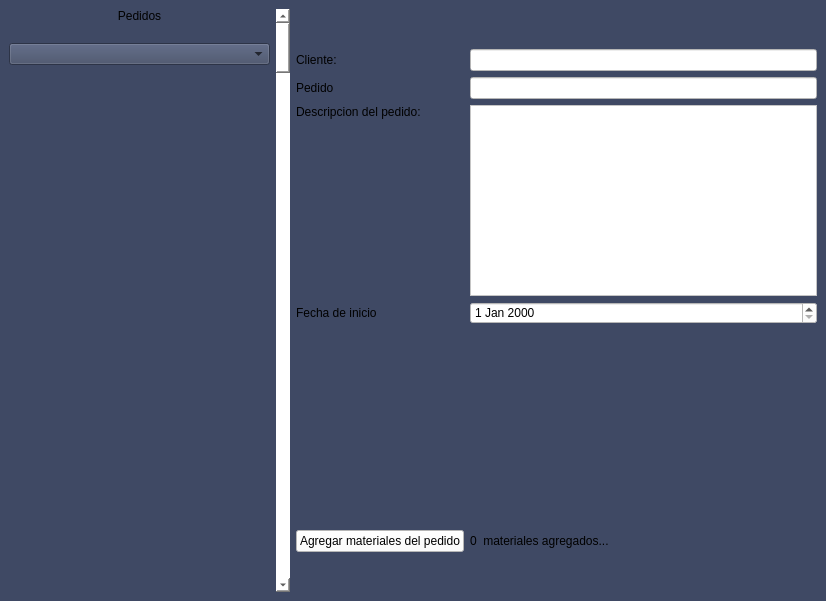
Before: the Qt Designer form Proyecto/Interfaces/Ui/Vista_previa_pedidos_window.ui in EdCenten0/MAPA-Python, drawn with Qt 5.
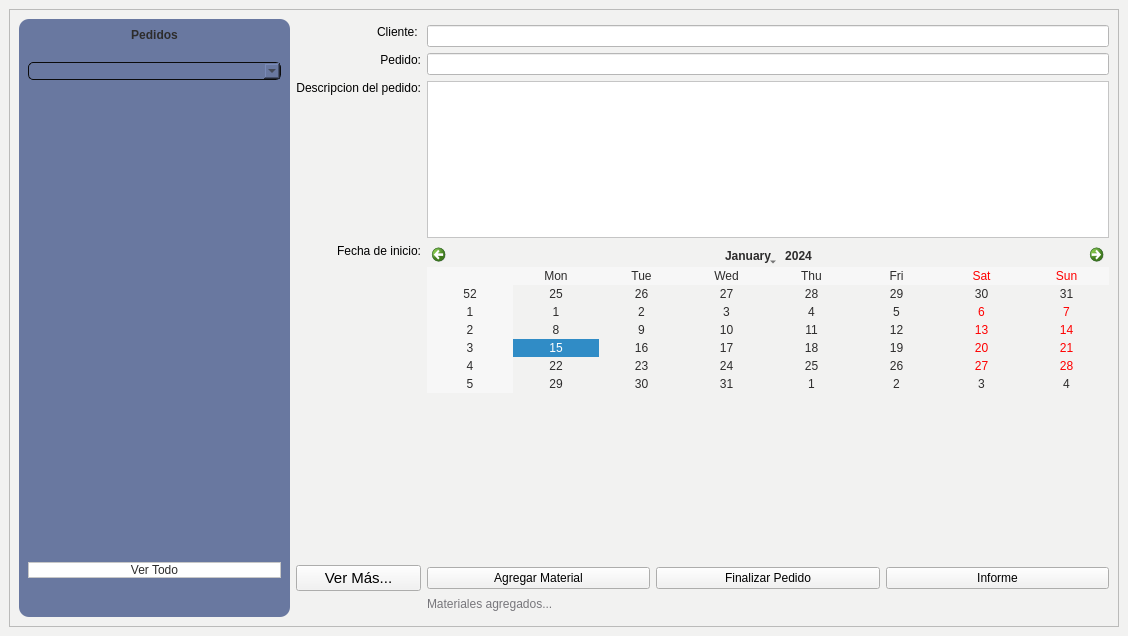
After: the same form once the commit is applied.

Commit message: Vista_previa_pedidos modificada en estilos

Patch:
```diff
--- a/Proyecto/Interfaces/Ui/Vista_previa_pedidos_window.ui
+++ b/Proyecto/Interfaces/Ui/Vista_previa_pedidos_window.ui
@@ -6,8 +6,8 @@
    <rect>
     <x>0</x>
     <y>0</y>
-    <width>826</width>
-    <height>601</height>
+    <width>1128</width>
+    <height>636</height>
    </rect>
   </property>
   <property name="windowTitle">
@@ -17,11 +17,43 @@
    <string notr="true">background-color: rgb(63, 73, 100);</string>
   </property>
   <widget class="QWidget" name="centralwidget">
+   <property name="styleSheet">
+    <string notr="true">background-color: rgb(242, 242, 241);</string>
+   </property>
+   <layout class="QGridLayout" name="gridLayout_4">
+    <item row="0" column="0">
+     <widget class="QFrame" name="frame_2">
+      <property name="styleSheet">
+       <string notr="true">
+font-family:&quot;Inter&quot;, sans-serif;</string>
+      </property>
+      <property name="frameShape">
+       <enum>QFrame::StyledPanel</enum>
+      </property>
+      <property name="frameShadow">
+       <enum>QFrame::Raised</enum>
+      </property>
+      <layout class="QGridLayout" name="gridLayout_3">
+       <item row="0" column="0">
+        <layout class="QHBoxLayout" name="horizontalLayout" stretch="1,3">
+         <item>
+          <widget class="QFrame" name="frame">
+           <property name="styleSheet">
+            <string notr="true">border:none;
+
+border-radius:10%;
+background-color: rgb(105, 120, 160);
+color: rgb(45, 44, 44);</string>
+           </property>
+           <property name="frameShape">
+            <enum>QFrame::StyledPanel</enum>
+           </property>
+           <property name="frameShadow">
+            <enum>QFrame::Raised</enum>
+           </property>
    <layout class="QGridLayout" name="gridLayout_2">
     <item row="0" column="0">
-     <layout class="QHBoxLayout" name="horizontalLayout" stretch="1,1,2">
-      <item>
-       <layout class="QVBoxLayout" name="verticalLayout" stretch="0,0,0">
+             <layout class="QVBoxLayout" name="verticalLayout_2" stretch="0,0,0,0">
         <property name="spacing">
          <number>20</number>
         </property>
@@ -29,7 +61,10 @@
          <number>30</number>
         </property>
         <item>
-         <widget class="QLabel" name="label">
+               <widget class="QLabel" name="label_7">
+                <property name="styleSheet">
+                 <string notr="true">font-weight:500;</string>
+                </property>
           <property name="frameShadow">
            <enum>QFrame::Plain</enum>
           </property>
@@ -39,13 +74,21 @@
           <property name="alignment">
            <set>Qt::AlignCenter</set>
           </property>
+                <property name="margin">
+                 <number>19</number>
+                </property>
          </widget>
         </item>
         <item>
-         <widget class="QComboBox" name="comboBox"/>
+               <widget class="QComboBox" name="comboBox_2">
+                <property name="styleSheet">
+                 <string notr="true">border:1px solid rgb(10,10,10);
+border-radius:5%;</string>
+                </property>
+               </widget>
         </item>
         <item>
-         <spacer name="verticalSpacer">
+               <spacer name="verticalSpacer_5">
           <property name="orientation">
            <enum>Qt::Vertical</enum>
           </property>
@@ -57,20 +100,72 @@
           </property>
          </spacer>
         </item>
-       </layout>
-      </item>
       <item>
-       <widget class="QScrollBar" name="verticalScrollBar">
+               <widget class="QPushButton" name="pushButton_5">
         <property name="styleSheet">
-         <string notr="true">background-color: rgb(255, 255, 255);</string>
-        </property>
-        <property name="orientation">
-         <enum>Qt::Vertical</enum>
-        </property>
+                 <string notr="true">QPushButton{
+		background-color: rgb(255, 255, 255);	
+		border:1px solid #c7c7c7;
+
+}
+
+QPushButton:hover{
+		background-color:#c7c7c7;
+		border:1px solid rgb(255,255,255);
+}</string>
+                </property>
+                <property name="text">
+                 <string>Ver Todo</string>
+                </property>
+               </widget>
+              </item>
+             </layout>
+            </item>
+           </layout>
        </widget>
       </item>
       <item>
        <layout class="QGridLayout" name="gridLayout">
+           <item row="8" column="1">
+            <spacer name="verticalSpacer_3">
+             <property name="orientation">
+              <enum>Qt::Vertical</enum>
+             </property>
+             <property name="sizeHint" stdset="0">
+              <size>
+               <width>20</width>
+               <height>40</height>
+              </size>
+             </property>
+            </spacer>
+           </item>
+           <item row="1" column="1">
+            <widget class="QLineEdit" name="lineEdit">
+             <property name="styleSheet">
+              <string notr="true">background-color: rgb(255, 255, 255);</string>
+             </property>
+            </widget>
+           </item>
+           <item row="4" column="0">
+            <widget class="QLabel" name="label_5">
+             <property name="text">
+              <string>Fecha de inicio:</string>
+             </property>
+             <property name="alignment">
+              <set>Qt::AlignRight|Qt::AlignTop|Qt::AlignTrailing</set>
+             </property>
+            </widget>
+           </item>
+           <item row="1" column="0">
+            <widget class="QLabel" name="label_2">
+             <property name="text">
+              <string>Cliente: </string>
+             </property>
+             <property name="alignment">
+              <set>Qt::AlignRight|Qt::AlignTop|Qt::AlignTrailing</set>
+             </property>
+            </widget>
+           </item>
         <item row="0" column="1">
          <spacer name="verticalSpacer_4">
           <property name="orientation">
@@ -84,6 +179,64 @@
           </property>
          </spacer>
         </item>
+           <item row="3" column="1">
+            <widget class="QTextEdit" name="textEdit">
+             <property name="styleSheet">
+              <string notr="true">background-color: rgb(255, 255, 255);</string>
+             </property>
+            </widget>
+           </item>
+           <item row="5" column="1">
+            <spacer name="verticalSpacer_2">
+             <property name="orientation">
+              <enum>Qt::Vertical</enum>
+             </property>
+             <property name="sizeType">
+              <enum>QSizePolicy::Expanding</enum>
+             </property>
+             <property name="sizeHint" stdset="0">
+              <size>
+               <width>20</width>
+               <height>200</height>
+              </size>
+             </property>
+            </spacer>
+           </item>
+           <item row="2" column="0">
+            <widget class="QLabel" name="label_3">
+             <property name="text">
+              <string>Pedido:</string>
+             </property>
+             <property name="alignment">
+              <set>Qt::AlignRight|Qt::AlignTop|Qt::AlignTrailing</set>
+             </property>
+            </widget>
+           </item>
+           <item row="6" column="1">
+            <layout class="QHBoxLayout" name="horizontalLayout_2">
+             <item>
+              <widget class="QPushButton" name="pushButton_2">
+               <property name="text">
+                <string>Agregar Material</string>
+               </property>
+              </widget>
+             </item>
+             <item>
+              <widget class="QPushButton" name="pushButton_3">
+               <property name="text">
+                <string>Finalizar Pedido</string>
+               </property>
+              </widget>
+             </item>
+             <item>
+              <widget class="QPushButton" name="pushButton">
+               <property name="text">
+                <string>Informe</string>
+               </property>
+              </widget>
+             </item>
+            </layout>
+           </item>
         <item row="3" column="0">
          <widget class="QLabel" name="label_4">
           <property name="text">
@@ -96,64 +249,13 @@
            <bool>false</bool>
           </property>
           <property name="alignment">
-           <set>Qt::AlignLeading|Qt::AlignLeft|Qt::AlignTop</set>
+              <set>Qt::AlignRight|Qt::AlignTop|Qt::AlignTrailing</set>
           </property>
           <property name="wordWrap">
            <bool>false</bool>
           </property>
          </widget>
         </item>
-        <item row="1" column="0">
-         <widget class="QLabel" name="label_2">
-          <property name="text">
-           <string>Cliente: </string>
-          </property>
-         </widget>
-        </item>
-        <item row="6" column="1">
-         <widget class="QLabel" name="label_6">
-          <property name="text">
-           <string>0  materiales agregados...</string>
-          </property>
-         </widget>
-        </item>
-        <item row="7" column="1">
-         <spacer name="verticalSpacer_3">
-          <property name="orientation">
-           <enum>Qt::Vertical</enum>
-          </property>
-          <property name="sizeHint" stdset="0">
-           <size>
-            <width>20</width>
-            <height>40</height>
-           </size>
-          </property>
-         </spacer>
-        </item>
-        <item row="6" column="0">
-         <widget class="QPushButton" name="pushButton_7">
-          <property name="styleSheet">
-           <string notr="true">background-color: rgb(255, 255, 255);</string>
-          </property>
-          <property name="text">
-           <string>Agregar materiales del pedido</string>
-          </property>
-         </widget>
-        </item>
-        <item row="4" column="1">
-         <widget class="QDateEdit" name="dateEdit">
-          <property name="styleSheet">
-           <string notr="true">background-color: rgb(255, 255, 255);</string>
-          </property>
-         </widget>
-        </item>
-        <item row="4" column="0">
-         <widget class="QLabel" name="label_5">
-          <property name="text">
-           <string>Fecha de inicio</string>
-          </property>
-         </widget>
-        </item>
         <item row="2" column="1">
          <widget class="QLineEdit" name="lineEdit_2">
           <property name="styleSheet">
@@ -161,46 +263,49 @@
           </property>
          </widget>
         </item>
-        <item row="3" column="1">
-         <widget class="QTextEdit" name="textEdit">
+           <item row="4" column="1">
+            <widget class="QCalendarWidget" name="calendarWidget">
           <property name="styleSheet">
-           <string notr="true">background-color: rgb(255, 255, 255);</string>
+              <string notr="true">color: rgb(45, 44, 44);</string>
           </property>
          </widget>
         </item>
-        <item row="1" column="1">
-         <widget class="QLineEdit" name="lineEdit">
+           <item row="7" column="1">
+            <widget class="QLabel" name="label_6">
+             <property name="cursor">
+              <cursorShape>PointingHandCursor</cursorShape>
+             </property>
           <property name="styleSheet">
-           <string notr="true">background-color: rgb(255, 255, 255);</string>
-          </property>
-         </widget>
-        </item>
-        <item row="2" column="0">
-         <widget class="QLabel" name="label_3">
+              <string notr="true">QLabel{
+	font-weight:200;
+	color: rgb(119, 118, 123);
+}
+
+QLabel:hover{
+	color: rgb(26, 95, 180);
+}</string>
+             </property>
           <property name="text">
-           <string>Pedido</string>
+              <string>Materiales agregados...</string>
           </property>
          </widget>
         </item>
-        <item row="5" column="1">
-         <spacer name="verticalSpacer_2">
-          <property name="orientation">
-           <enum>Qt::Vertical</enum>
-          </property>
-          <property name="sizeType">
-           <enum>QSizePolicy::Expanding</enum>
-          </property>
-          <property name="sizeHint" stdset="0">
-           <size>
-            <width>20</width>
-            <height>200</height>
-           </size>
-          </property>
-         </spacer>
+           <item row="6" column="0">
+            <widget class="QPushButton" name="pushButton_4">
+             <property name="styleSheet">
+              <string notr="true">font-size:15px;</string>
+             </property>
+             <property name="text">
+              <string>Ver Más...</string>
+             </property>
+            </widget>
         </item>
        </layout>
       </item>
      </layout>
+       </item>
+      </layout>
+     </widget>
     </item>
    </layout>
   </widget>
```
Lines whose indentation alone changed are shown as unchanged. The commit also changes 1 other file.
